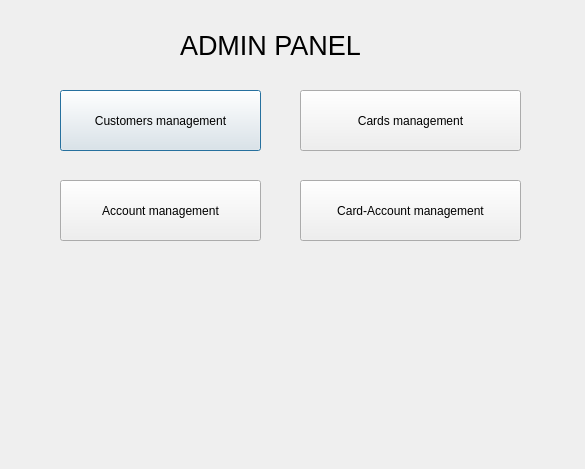
Before: the Qt Designer form admin-app/gui/adminmenu.ui in 25kmo-project/group_11, drawn with Qt 5.
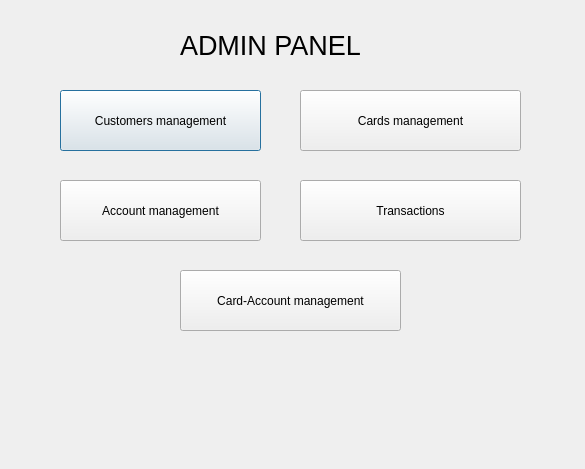
After: the same form once the commit is applied.

Commit message: Transaction view added

Patch:
```diff
--- a/admin-app/gui/adminmenu.ui
+++ b/admin-app/gui/adminmenu.ui
@@ -73,6 +73,19 @@
   <widget class="QPushButton" name="btnCardAccount">
    <property name="geometry">
     <rect>
+     <x>180</x>
+     <y>270</y>
+     <width>221</width>
+     <height>61</height>
+    </rect>
+   </property>
+   <property name="text">
+    <string>Card-Account management</string>
+   </property>
+  </widget>
+  <widget class="QPushButton" name="btnTransactions">
+   <property name="geometry">
+    <rect>
      <x>300</x>
      <y>180</y>
      <width>221</width>
@@ -80,7 +93,7 @@
     </rect>
    </property>
    <property name="text">
-    <string>Card-Account management</string>
+    <string>Transactions</string>
    </property>
   </widget>
  </widget>
```
The commit also changes 8 other files.
